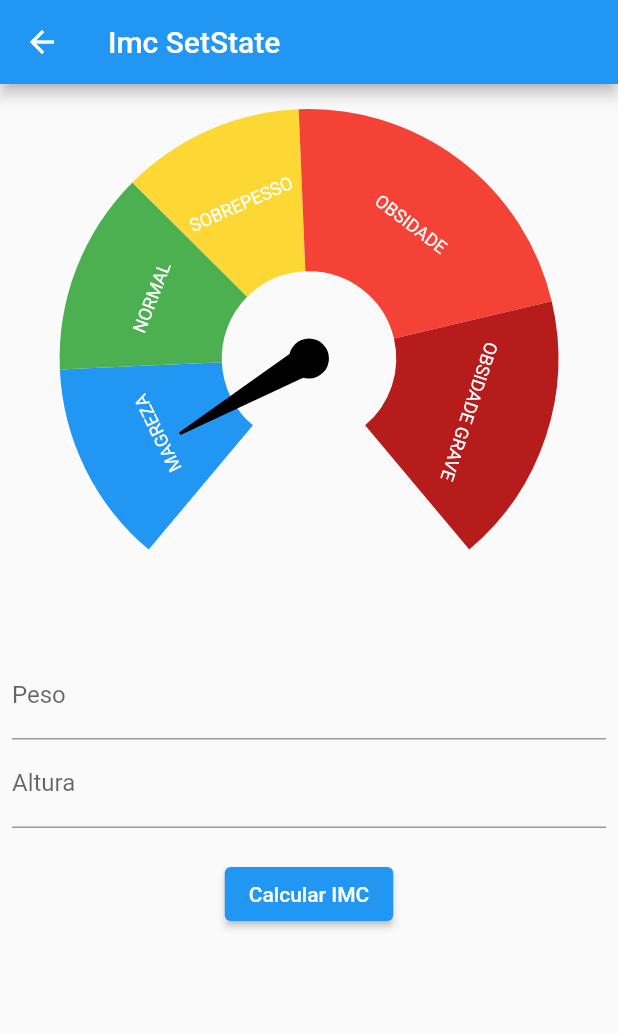
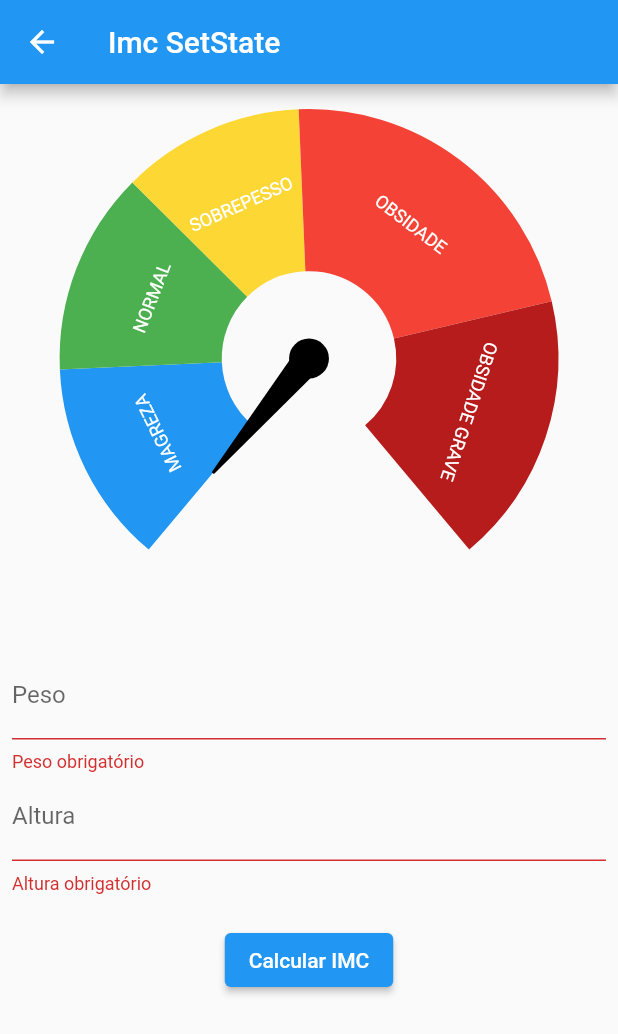
Before and after one commit to caneto/flutter_academiadoflutter, a Flutter app: the ImcSetstatePage screen opened directly, after a tap on "Calcular IMC", on a phone screen of 412 x 824 dp. Shown: the top 1034 px of the screen. Run offline on Flutter 3.47's test engine with Material 2 defaults, Android fonts, the phone set to English and light mode, and no system bars; drawn by our look-alikes of syncfusion_flutter_gauges; our stand-ins replace currency_text_input_formatter.

Commit message:
Aula de construção com setState

```diff
--- a/flutter_default_state_manager/lib/setState/imc_setstate_page.dart
+++ b/flutter_default_state_manager/lib/setState/imc_setstate_page.dart
@@ -1,7 +1,9 @@
+import 'dart:math';
+
 import 'package:currency_text_input_formatter/currency_text_input_formatter.dart';
 import 'package:flutter/material.dart';
-import 'package:flutter_default_state_manager/widgets/imc_gouge_range.dart';
-import 'package:syncfusion_flutter_gauges/gauges.dart';
+import 'package:flutter_default_state_manager/widgets/imc_gauge.dart';
+import 'package:intl/intl.dart';
 
 class ImcSetstatePage extends StatefulWidget {
   const ImcSetstatePage({Key? key}) : super(key: key);
@@ -11,9 +13,24 @@ class ImcSetstatePage extends StatefulWidget {
 }
 
 class _ImcSetstatePageState extends State<ImcSetstatePage> {
-
   final pesoEC = TextEditingController();
   final alturaEC = TextEditingController();
+  final formKey = GlobalKey<FormState>();
+  var imc = 0.0;
+
+
+  Future<void> _calcularIMC({required double peso, required double altura}) async {
+
+    setState(() {
+      imc = 0;
+    });
+
+    await Future.delayed(const Duration(seconds: 1));
+
+    setState(() {
+      imc = peso / pow(altura, 2);
+    });
+  }
 
   @override
   void dispose() {
@@ -29,59 +46,12 @@ class _ImcSetstatePageState extends State<ImcSetstatePage> {
         title: const Text('Imc SetState'),
       ),
       body: SingleChildScrollView(
+        child: Form(
+          key: formKey,
           child: Padding(
             padding: const EdgeInsets.all(8.0),
             child: Column(children: [
-            SfRadialGauge(
-              axes: [
-                RadialAxis(
-                  showLabels: false,
-                  showAxisLine: false,
-                  showTicks: false,
-                  minimum: 12.5,
-                  maximum: 47.9,
-                  ranges: [
-                    ImcGougeRange(
-                      color: Colors.blue,
-                      start: 12.5,
-                      end: 18.5,
-                      label: 'MAGREZA',
-                    ),
-                    ImcGougeRange(
-                      color: Colors.green,
-                      start: 18.5,
-                      end: 24.5,
-                      label: 'NORMAL',
-                    ),
-                    ImcGougeRange(
-                      color: Colors.yellow[600]!,
-                      start: 24.5,
-                      end: 29.9,
-                      label: 'SOBREPESSO',
-                    ),
-                    ImcGougeRange(
-                      color: Colors.red[500]!,
-                      start: 29.9,
-                      end: 39.9,
-                      label: 'OBSIDADE',
-                    ),
-                    ImcGougeRange(
-                      color: Colors.red[900]!,
-                      start: 39.9,
-                      end: 47.9,
-                      label: 'OBSIDADE GRAVE',
-                    )
-                  ],
-                  pointers: const [
-                    NeedlePointer(
-                      value: 15,
-                      enableAnimation: true,
-                    )
-
-                  ],
-                )
-              ],
-            ),
+              ImcGauge(imc: imc),
               const SizedBox(
                 height: 20,
               ),
@@ -94,9 +64,13 @@ class _ImcSetstatePageState extends State<ImcSetstatePage> {
                       locale: 'pt_BR',
                       symbol: '',
                       turnOffGrouping: true,
-                  decimalDigits: 2
-                )
+                      decimalDigits: 2)
                 ],
+                validator: (String? value) {
+                  if(value == null || value.isEmpty) {
+                    return 'Peso obrigatório';
+                  }
+                },
               ),
               TextFormField(
                 controller: alturaEC,
@@ -107,13 +81,34 @@ class _ImcSetstatePageState extends State<ImcSetstatePage> {
                       locale: 'pt_BR',
                       symbol: '',
                       turnOffGrouping: true,
-                  decimalDigits: 2
-                )
+                      decimalDigits: 2)
                 ],
+                validator: (String? value) {
+                  if(value == null || value.isEmpty) {
+                    return 'Altura obrigatório';
+                  }
+                },
               ),
-            const SizedBox(height: 20,),
-            ElevatedButton(onPressed: (){}, child: const Text('Calcular IMC'))
+              const SizedBox(
+                height: 20,
+              ),
+              ElevatedButton(
+                onPressed: () {
+                  var formValid = formKey.currentState?.validate() ?? false;
+                  if(formValid) {
+                    var formatter = NumberFormat.simpleCurrency(
+                      locale: 'pt_BR', decimalDigits: 2);
+
+                    double peso = formatter.parse(pesoEC.text) as double;
+                    double altura = formatter.parse(alturaEC.text) as double;
+
+                    _calcularIMC(peso: peso, altura: altura);
+                  }
+                },
+                child: const Text('Calcular IMC'),
+              ),
             ]),
+          ),
         ),
       ),
     );
--- /dev/null
+++ b/flutter_default_state_manager/lib/widgets/imc_gauge.dart
@@ -0,0 +1,64 @@
+import 'package:flutter/material.dart';
+import 'package:syncfusion_flutter_gauges/gauges.dart';
+
+import 'imc_gouge_range.dart';
+
+class ImcGauge extends StatelessWidget {
+
+  final double imc;
+
+  const ImcGauge({Key? key, required this.imc}) : super(key: key);
+
+  @override
+  Widget build(BuildContext context) {
+    return SfRadialGauge(
+      axes: [
+        RadialAxis(
+          showLabels: false,
+          showAxisLine: false,
+          showTicks: false,
+          minimum: 12.5,
+          maximum: 47.9,
+          ranges: [
+            ImcGougeRange(
+              color: Colors.blue,
+              start: 12.5,
+              end: 18.5,
+              label: 'MAGREZA',
+            ),
+            ImcGougeRange(
+              color: Colors.green,
+              start: 18.5,
+              end: 24.5,
+              label: 'NORMAL',
+            ),
+            ImcGougeRange(
+              color: Colors.yellow[600]!,
+              start: 24.5,
+              end: 29.9,
+              label: 'SOBREPESSO',
+            ),
+            ImcGougeRange(
+              color: Colors.red[500]!,
+              start: 29.9,
+              end: 39.9,
+              label: 'OBSIDADE',
+            ),
+            ImcGougeRange(
+              color: Colors.red[900]!,
+              start: 39.9,
+              end: 47.9,
+              label: 'OBSIDADE GRAVE',
+            )
+          ],
+          pointers: [
+            NeedlePointer(
+              value: imc,
+              enableAnimation: true,
+            )
+          ],
+        )
+      ],
+    );
+  }
+}
--- a/flutter_default_state_manager/pubspec.yaml
+++ b/flutter_default_state_manager/pubspec.yaml
@@ -38,6 +38,7 @@ dependencies:
   cupertino_icons: ^1.0.2
   syncfusion_flutter_gauges: ^20.4.42
   currency_text_input_formatter: ^2.1.8
+  intl: ^0.18.0
 
 dev_dependencies:
   flutter_test:
```
Also changed, not shown: flutter_default_state_manager/lib/template.dart (+2 -50 lines). Lines whose indentation alone changed are shown as unchanged.
